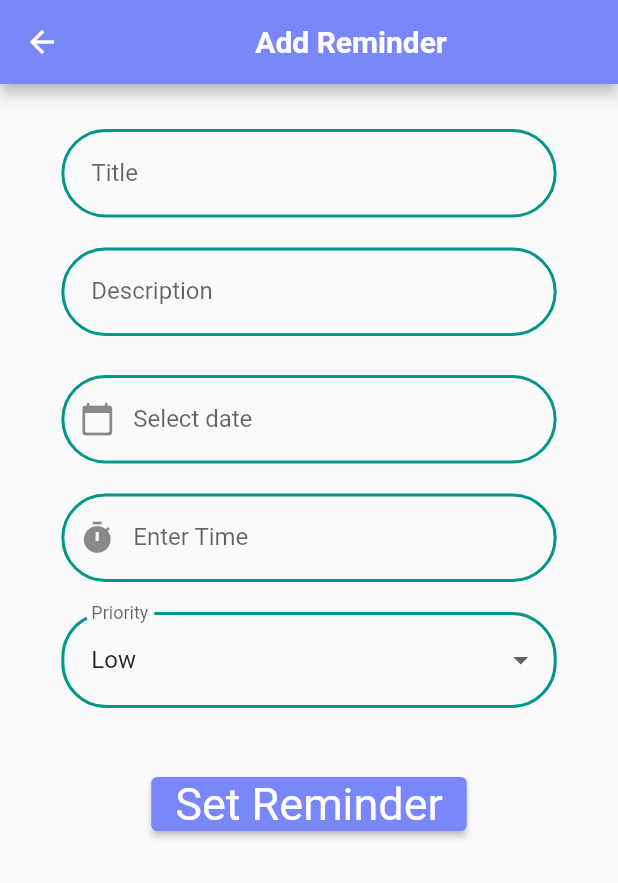
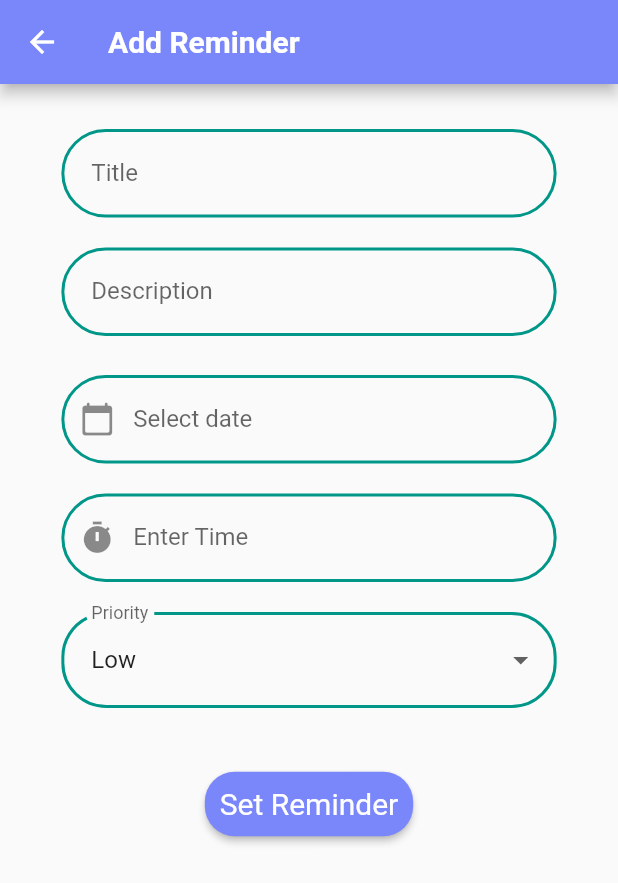
Before and after one commit to shivansh02/zuno, a Flutter app: the ImageUploads screen opened directly, on a phone screen of 412 x 824 dp. Shown: the top 883 px of the screen. Run offline on Flutter 3.47's test engine with Material 2 defaults, Android fonts, the phone set to English and light mode, and no system bars; our stand-ins replace cloud_firestore, draggable_home, firebase_core, firebase_storage, flutter_speed_dial, image_picker and 2 more; accounts and stored records are empty.

```diff
--- a/lib/reminder_form.dart
+++ b/lib/reminder_form.dart
@@ -24,6 +24,7 @@ class _ImageUploadsState extends State<ImageUploads> {
   firebase_storage.FirebaseStorage storage =
       firebase_storage.FirebaseStorage.instance;
   DateTime selectedDate = DateTime.now();
+
   List<String> list = ['High', 'Mid', 'Low'];
   String? selectedPrio = 'Low';
 
@@ -47,6 +48,11 @@ class _ImageUploadsState extends State<ImageUploads> {
     }
   }
 
+  void initState() {
+    timeController.text = ""; //set the initial value of text field
+    super.initState();
+  }
+
   @override
   void dispose() {
     titleController.dispose();
@@ -63,12 +69,10 @@ class _ImageUploadsState extends State<ImageUploads> {
         resizeToAvoidBottomInset: true,
         appBar: AppBar(
           backgroundColor: const Color(0xFF7A87FB),
-          title: Center(
-            child: Text(
-              "Add Reminder",
-              style: TextStyle(
-                fontWeight: FontWeight.bold,
-              ),
+          title: Text(
+            "Add Reminder",
+            style: TextStyle(
+              fontWeight: FontWeight.bold,
             ),
           ),
         ),
@@ -277,8 +281,11 @@ class _ImageUploadsState extends State<ImageUploads> {
                       padding: const EdgeInsets.only(top: 30),
                       child: ElevatedButton(
                         style: ElevatedButton.styleFrom(
+                            shape: RoundedRectangleBorder(
+                                borderRadius: BorderRadius.circular(20)),
+                            padding: EdgeInsets.all(10),
                             backgroundColor: Color(0xFF7A87FB),
-                            textStyle: TextStyle(fontSize: 30)),
+                            textStyle: TextStyle(fontSize: 20)),
                         child: const Text("Set Reminder"),
                         onPressed: () {
                           uploadFile();
--- a/lib/upload_form.dart
+++ b/lib/upload_form.dart
@@ -77,7 +77,7 @@ class _ImageUploadsState extends State<ImageUploads> {
         'name': nameController.text,
         'relationship': relController.text,
         'url':
-            'https://firebasestorage.googleapis.com/v0/b/hacky-e0462.appspot.com/o/files%2F$fileName?alt=media&token=9acfbca4-da88-45a8-8e53-bbfba9b111d6',
+            'https://firebasestorage.googleapis.com/v0/b/hacky-e0462.appspot.com/o/files%2F$fileName?alt=media&token=d98c1389-68be-43ff-8c88-029c0bd87043',
       });
 
       message = 'User added successfully';
```
